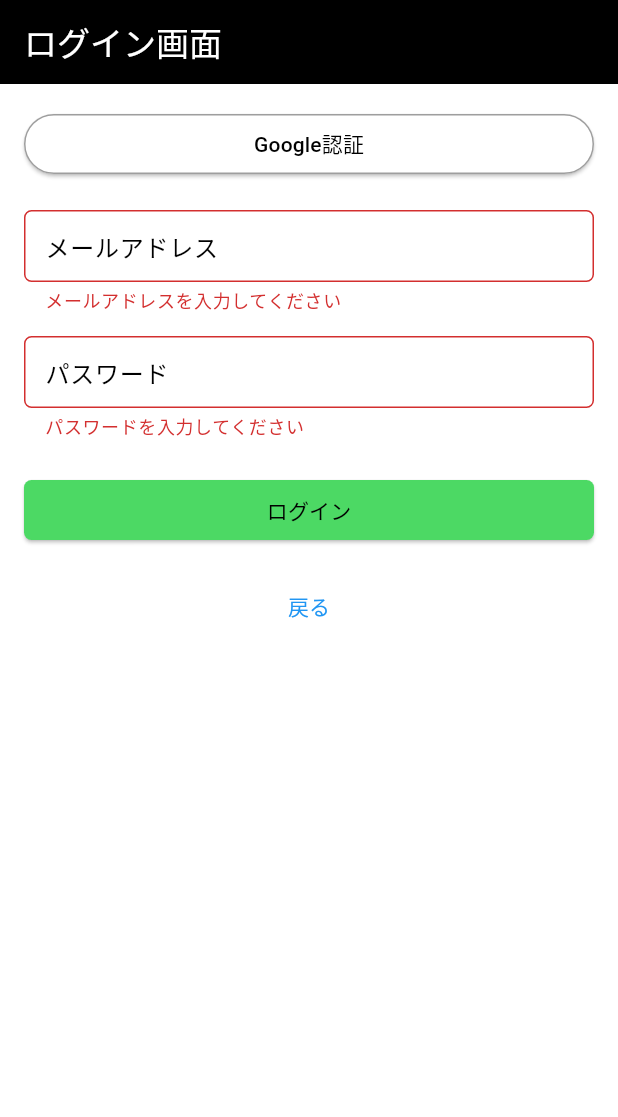
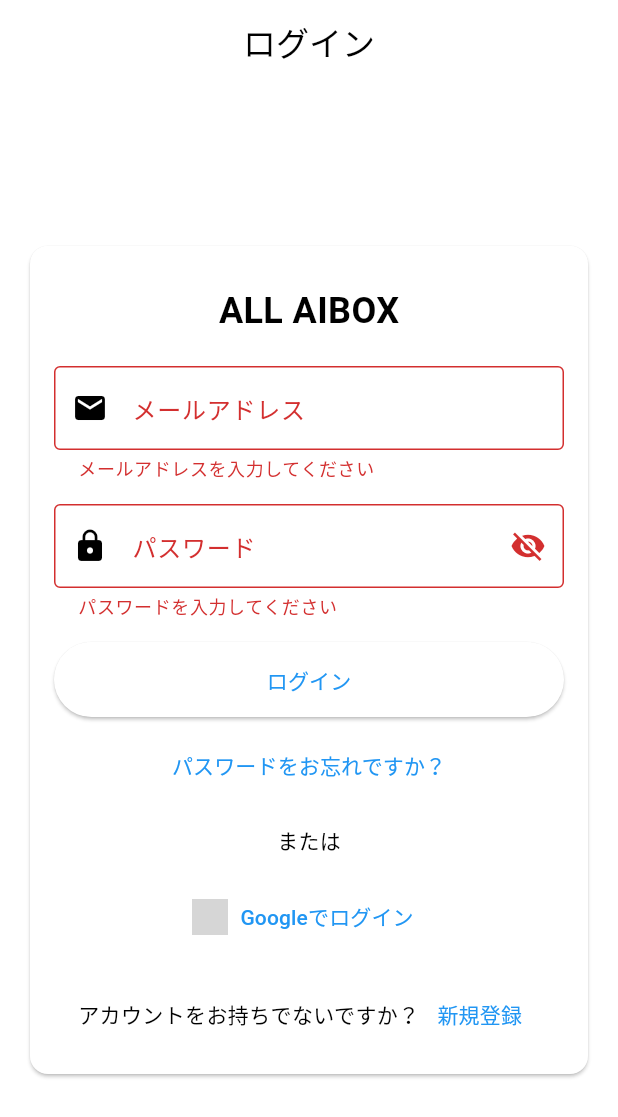
Before and after one commit to hiroyuki00889/ALL-AIBOX, a Flutter app: the screen it shows after launch, after a tap on "ログイン", on a phone screen of 412 x 824 dp. Shown: the top 1117 px of the screen. Run offline on Flutter 3.47's test engine with Material 3 defaults, Android fonts, the light colour scheme and no system bars; our stand-ins replace connectivity_plus, firebase_auth, firebase_core, flutter_dotenv, go_router, google_sign_in and 2 more; accounts and stored records are empty; grey boxes are pictures that could not be loaded.

Commit message:
API不具合の奮闘とAuth関連触った

```diff
--- a/lib/logic/providers/claude_chat_provider.dart
+++ b/lib/logic/providers/claude_chat_provider.dart
@@ -1,3 +1,4 @@
+import 'package:connectivity_plus/connectivity_plus.dart';
 import 'package:flutter/foundation.dart';
 import 'package:uuid/uuid.dart';
 import '../../data/services/claude_api_service.dart';
@@ -22,6 +23,11 @@
         'content': msg.content,
       };
     }).toList();
+  }
+
+  Future<bool> checkInternetConnection() async {
+    var connectivityResult = await (Connectivity().checkConnectivity());
+    return connectivityResult != ConnectivityResult.none;
   }
 
   /* メッセージを送信し、応答を取得する関数
--- a/lib/main.dart
+++ b/lib/main.dart
@@ -3,6 +3,7 @@
 import 'package:provider/provider.dart';
 import 'package:hive_flutter/hive_flutter.dart';
 import 'package:firebase_core/firebase_core.dart';
+import 'firebase_options.dart';
 import 'package:flutter_dotenv/flutter_dotenv.dart';
 import 'core/router.dart';
 import 'data/services/claude_api_service.dart';
@@ -13,7 +14,9 @@
   WidgetsFlutterBinding.ensureInitialized(); // Hiveを使うなら必要、フレームワークとFlutterエンジン機能を結びつける
   //Flutter Engineの機能とは、プラットフォーム (Android, iOSなど) の画面の向きの設定やロケールなどです
   await Hive.initFlutter();               // Hiveローカルストレージを初期化
-  await Firebase.initializeApp();         // Firebase初期化
+  await Firebase.initializeApp(   // Firebase初期化
+    options: DefaultFirebaseOptions.currentPlatform,
+  );
   await dotenv.load(fileName:".env");     // dotenvを初期化
   // HiveBoxを開く
   await Hive.openBox('authBox');
--- a/lib/presentation/screens/auth/login_screen.dart
+++ b/lib/presentation/screens/auth/login_screen.dart
@@ -3,18 +3,21 @@
 import 'package:provider/provider.dart';
 import '../../../logic/providers/auth_provider.dart';
 import '../../../core/theme.dart';
+import 'package:test_flutter4/firebase_options.dart';
 
 class LoginScreen extends StatefulWidget {
   const LoginScreen({Key? key}) : super(key: key);
 
   @override
-  State<LoginScreen> createState() => _LoginScreenState();
+  _LoginScreenState createState() => _LoginScreenState();
 }
 
 class _LoginScreenState extends State<LoginScreen> {
+  final _formKey = GlobalKey<FormState>();
   final _emailController = TextEditingController();
   final _passwordController = TextEditingController();
-  final _formKey = GlobalKey<FormState>();
+  bool _isLogin = true;
+  bool _obscurePassword = true;
 
   @override
   void dispose() {
@@ -23,28 +26,92 @@
     super.dispose();
   }
 
-  void _signInWithGoogle() async {
+  void _switchAuthMode() {
+    setState(() {
+      _isLogin = !_isLogin;
+    });
+  }
+
+  void _submitForm() async {
+    if (!_formKey.currentState!.validate()) {
+      return;
+    }
+
     final authProvider = Provider.of<AuthProvider>(context, listen: false);
+    final email = _emailController.text.trim();
+    final password = _passwordController.text.trim();
 
+    bool success;
+    if (_isLogin) {
+      success = await authProvider.signInWithEmailAndPassword(
+        email: email,
+        password: password,
+      );
+    } else {
+      success = await authProvider.signUpWithEmailAndPassword(
+        email: email,
+        password: password,
+      );
+    }
+
+    if (success && mounted) {
+      // ログイン成功時は直接ホームへ
+      GoRouter.of(context).go('/home');
+      ScaffoldMessenger.of(context).showSnackBar(
+        const SnackBar(
+          content: Text('ログインしました'),
+          duration: Duration(seconds: 2),
+        ),
+      );
+    } else {
+      if (success && mounted) {
+        // 登録成功時も直接ホームへ
+        GoRouter.of(context).go('/');
+
+        // 登録成功のメッセージを表示
+        ScaffoldMessenger.of(context).showSnackBar(
+          const SnackBar(
+            content: Text('アカウント登録が完了しました！'),
+            duration: Duration(seconds: 3),
+          ),
+        );
+      }
+    }
+  }
+
+  Future<void> _signInWithGoogle() async {
+    final authProvider = Provider.of<AuthProvider>(context, listen: false);
     final success = await authProvider.signInWithGoogle();
 
     if (success && mounted) {
-      context.go('/home');
+      // Google認証成功時はホーム画面に遷移
+      Navigator.of(context).pushReplacementNamed('/home');
+      // オプション: 短いスナックバーで通知
+      ScaffoldMessenger.of(context).showSnackBar(
+        const SnackBar(
+          content: Text('Googleアカウントでログインしました'),
+          duration: Duration(seconds: 2),
+        ),
+      );
     }
   }
 
-  void _signIn() async {
-    if (_formKey.currentState!.validate()) {
+  void _resetPassword() async {
+    final email = _emailController.text.trim();
+    if (email.isEmpty) {
+      ScaffoldMessenger.of(context).showSnackBar(
+        const SnackBar(content: Text('パスワードリセットにはメールアドレスを入力してください。')),
+      );
+      return;
+    }
+
     final authProvider = Provider.of<AuthProvider>(context, listen: false);
-
-      final success = await authProvider.signIn(
-        _emailController.text.trim(),
-        _passwordController.text,
-      );
+    final success = await authProvider.sendPasswordResetEmail(email);
 
     if (success && mounted) {
-        context.go('/home');
-      }
+      ScaffoldMessenger.of(context).showSnackBar(
+        const SnackBar(content: Text('パスワードリセットのメールを送信しました。')),
+      );
     }
   }
 
@@ -54,75 +121,144 @@
 
     return Scaffold(
       appBar: AppBar(
-        title: const Text('ログイン画面'),
-        backgroundColor: Colors.black,
-        foregroundColor: Colors.white,
+        title: Text(_isLogin ? 'ログイン' : '新規登録'),
+        centerTitle: true,
       ),
-      body: Padding(
-        padding: const EdgeInsets.all(16.0),
+      body: Center(
+        child: Card(
+          margin: const EdgeInsets.all(20),
+          child: SingleChildScrollView(
+            padding: const EdgeInsets.all(16),
             child: Form(
               key: _formKey,
               child: Column(
-            crossAxisAlignment: CrossAxisAlignment.stretch,
+                mainAxisSize: MainAxisSize.min,
                 children: [
-              ElevatedButton(
-                onPressed: _signInWithGoogle,
-                style: ElevatedButton.styleFrom(
-                  backgroundColor: Colors.white,
-                  foregroundColor: Colors.black,
-                  side: const BorderSide(color: Colors.grey),
+                  // ロゴやアプリ名などを表示する場所
+                  const SizedBox(height: 10),
+                  const Text(
+                    'ALL AIBOX',
+                    style: TextStyle(
+                      fontSize: 24,
+                      fontWeight: FontWeight.bold,
                     ),
-                child: const Text('Google認証'),
                   ),
                   const SizedBox(height: 20),
+
+                  // メールアドレス入力フィールド
                   TextFormField(
                     controller: _emailController,
-                decoration: AppTheme.textFieldDecoration('メールアドレス'),
                     keyboardType: TextInputType.emailAddress,
+                    decoration: const InputDecoration( //AppTheme.textFieldDecoration()を後で適用
+                      labelText: 'メールアドレス',
+                      prefixIcon: Icon(Icons.email),
+                      border: OutlineInputBorder(),
+                    ),
                     validator: (value) {
                       if (value == null || value.isEmpty) {
                         return 'メールアドレスを入力してください';
+                      }
+                      if (!RegExp(r'^[\w-\.]+@([\w-]+\.)+[\w-]{2,4}$').hasMatch(value)) {
+                        return '有効なメールアドレスを入力してください';
                       }
                       return null;
                     },
                   ),
                   const SizedBox(height: 16),
+
+                  // パスワード入力フィールド
                   TextFormField(
                     controller: _passwordController,
-                decoration: AppTheme.textFieldDecoration('パスワード'),
-                obscureText: true,
+                    obscureText: _obscurePassword,
+                    decoration: InputDecoration( //AppTheme.textFieldDecoration()を後で適用
+                      labelText: 'パスワード',
+                      prefixIcon: const Icon(Icons.lock),
+                      suffixIcon: IconButton(
+                        icon: Icon(
+                          _obscurePassword ? Icons.visibility_off : Icons.visibility,
+                        ),
+                        onPressed: () {
+                          setState(() {
+                            _obscurePassword = !_obscurePassword;
+                          });
+                        },
+                      ),
+                      border: const OutlineInputBorder(),
+                    ),
                     validator: (value) {
                       if (value == null || value.isEmpty) {
                         return 'パスワードを入力してください';
                       }
+                      if (!_isLogin && value.length < 6) {
+                        return 'パスワードは6文字以上で入力してください';
+                      }
                       return null;
                     },
                   ),
-              const SizedBox(height: 24),
+                  const SizedBox(height: 16),
+
+                  // ログイン/登録ボタン
+                  if (authProvider.isLoading)
+                    const CircularProgressIndicator()
+                  else
                     ElevatedButton(
-                onPressed: authProvider.isLoading ? null : _signIn,
-                style: AppTheme.primaryButtonStyle,
-                child: authProvider.isLoading
-                    ? const CircularProgressIndicator()
-                    : const Text('ログイン'),
+                      onPressed: _submitForm,
+                      style: ElevatedButton.styleFrom(
+                        minimumSize: const Size(double.infinity, 50),
+                      ),
+                      child: Text(_isLogin ? 'ログイン' : '登録する'),
+                    ),
+                  const SizedBox(height: 8),
+
+                  // パスワードを忘れた場合のボタン（ログイン画面の場合のみ表示）
+                  if (_isLogin)
+                    TextButton(
+                      onPressed: _resetPassword,
+                      child: const Text('パスワードをお忘れですか？'),
                     ),
                   const SizedBox(height: 16),
-              TextButton(
-                onPressed: () {
-                  context.go('/');
-                },
-                child: const Text('戻る'),
+
+                  // 区切り線
+                  const Row(
+                    children: [
+                      Expanded(child: Divider()),
+                      Padding(
+                        padding: EdgeInsets.symmetric(horizontal: 8),
+                        child: Text('または'),
                       ),
-              if (authProvider.error != null)
-                Padding(
-                  padding: const EdgeInsets.only(top: 16),
-                  child: Text(
-                    authProvider.error!,
-                    style: const TextStyle(color: Colors.red),
-                    textAlign: TextAlign.center,
+                      Expanded(child: Divider()),
+                    ],
+                  ),
+                  const SizedBox(height: 16),
+
+                  // Googleログインボタン
+                  OutlinedButton.icon(
+                    onPressed: _signInWithGoogle,
+                    icon: Image.asset(
+                      'assets/images/google_logo.png',
+                      height: 24,
+                    ),
+                    label: const Text('Googleでログイン'),
+                    style: OutlinedButton.styleFrom(
+                      minimumSize: const Size(double.infinity, 50),
                     ),
                   ),
+                  const SizedBox(height: 16),
+
+                  // 新規登録/ログインの切り替えボタン
+                  Row(
+                    mainAxisAlignment: MainAxisAlignment.center,
+                    children: [
+                      Text(_isLogin ? 'アカウントをお持ちでないですか？' : '既にアカウントをお持ちですか？'),
+                      TextButton(
+                        onPressed: _switchAuthMode,
+                        child: Text(_isLogin ? '新規登録' : 'ログイン'),
+                      ),
                     ],
+                  ),
+                ],
+              ),
+            ),
           ),
         ),
       ),
--- a/lib/presentation/screens/home/home_screen.dart
+++ b/lib/presentation/screens/home/home_screen.dart
@@ -17,12 +17,13 @@
   final ScrollController _scrollController = ScrollController();  // スクロール可能なウィジェット（ListView、GridView、SingleChildScrollViewなど）を制御するためのクラス
   String kariUser = 'ドラえもん';
 
-  void _sendMessage() {
+  void _sendMessage() async{
     final message = _messageController.text.trim();   // 文章入力から前後の空白を取り除いく
     if (message.isEmpty) return;
 
     // プロバイダーを取得してメッセージを送信する
     final chatProvider = Provider.of<ClaudeChatProvider>(context, listen: false);
+    if (!await chatProvider.checkInternetConnection()) return;
     chatProvider.sendMessage(message);
 
     _messageController.clear();
--- a/pubspec.yaml
+++ b/pubspec.yaml
@@ -33,7 +33,9 @@
   http: ^1.0.0
   dart_jsonwebtoken: ^2.10.0
   flutter_dotenv: ^5.0.0
-  firebase_core: ^2.10.0
+  firebase_core: ^3.12.0
+  firebase_auth: ^5.5.0
+  google_sign_in: ^6.3.0
   anthropic_dart: ^1.0.1
   # The following adds the Cupertino Icons font to your application.
   # Use with the CupertinoIcons class for iOS style icons.
```
Also changed, not shown: lib/data/services/auth_service.dart (+81 -84 lines), lib/data/services/claude_api_service.dart (+8 -1 lines), lib/logic/providers/auth_provider.dart (+95 -91 lines), firebase.json (added), lib/firebase_options.dart (added), pubspec.lock, 9 other files. Lines whose indentation alone changed are shown as unchanged.
